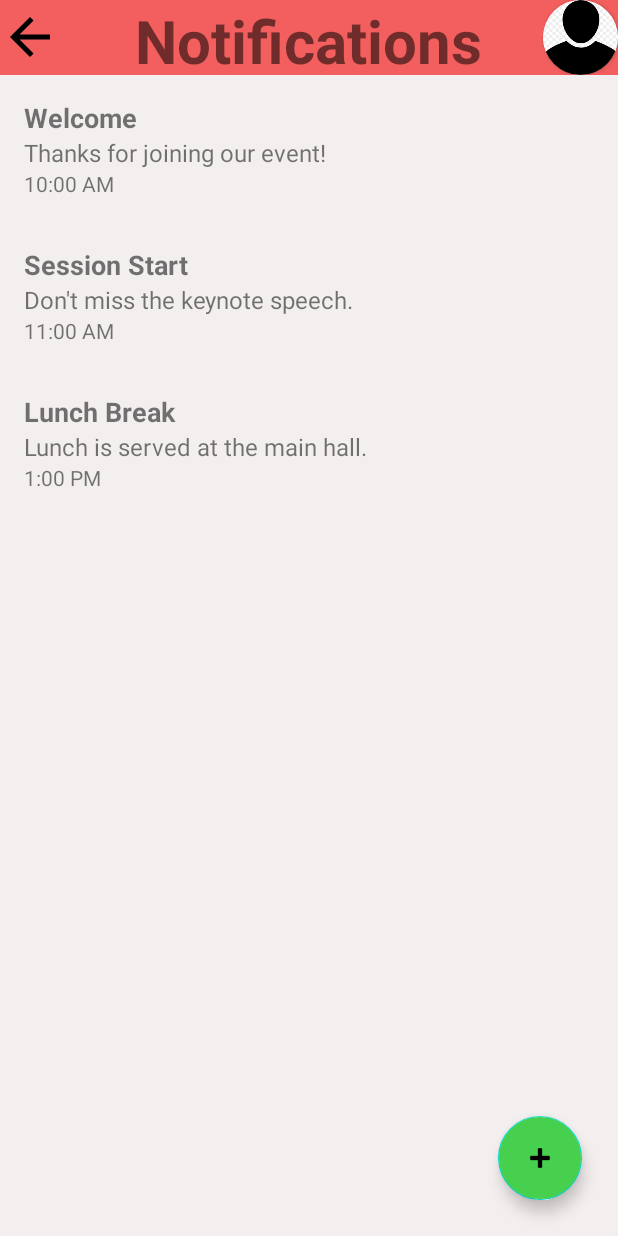
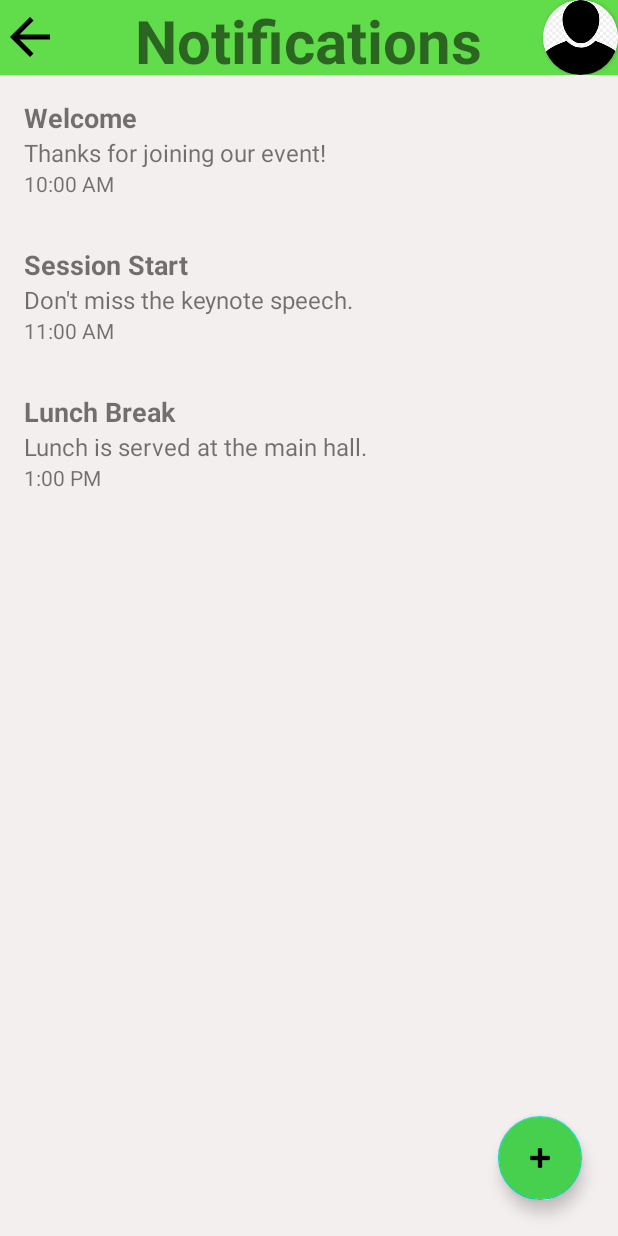
Before and after one commit to CMPUT301W24T33/SyntaxTerror, an Android app: the fragment NotificationsOrganizer placed in its activity, on a phone screen of 412 x 824 dp. Run offline under Robolectric (Android 15) with nearby library versions, the phone set to English and light mode, and no system bars; our stand-ins replace Firebase (no records; nobody signed in at launch, a user with empty details on screens opened directly).

Commit message:
color update

```diff
--- a/CMPUT301W24T33/app/src/main/java/com/example/cmput301w24t33/organizerFragments/EventAttendees.java
+++ b/CMPUT301W24T33/app/src/main/java/com/example/cmput301w24t33/organizerFragments/EventAttendees.java
@@ -6,9 +6,11 @@ import android.view.View;
 import android.view.ViewGroup;
 import android.widget.ImageButton;
 import android.widget.ImageView;
+import android.widget.RelativeLayout;
 import android.widget.TextView;
 
 import androidx.annotation.NonNull;
+import androidx.core.content.ContextCompat;
 import androidx.fragment.app.Fragment;
 import androidx.recyclerview.widget.LinearLayoutManager;
 import androidx.recyclerview.widget.RecyclerView;
@@ -57,6 +59,10 @@ public class EventAttendees extends Fragment {
     private void setupActionBar(@NonNull View view) {
         TextView actionBarText = view.findViewById(R.id.general_actionbar_textview);
         actionBarText.setText("Attendees");
+
+        RelativeLayout generalActionBar = view.findViewById(R.id.general_actionbar);
+        int color = ContextCompat.getColor(getContext(),R.color.organizer_actionbar);
+        generalActionBar.setBackgroundColor(color);
     }
 
     private void setupClickListeners(@NonNull View view) {
--- a/CMPUT301W24T33/app/src/main/java/com/example/cmput301w24t33/organizerFragments/NotificationsOrganizer.java
+++ b/CMPUT301W24T33/app/src/main/java/com/example/cmput301w24t33/organizerFragments/NotificationsOrganizer.java
@@ -3,6 +3,7 @@ package com.example.cmput301w24t33.organizerFragments;
 import android.os.Bundle;
 
 import androidx.annotation.NonNull;
+import androidx.core.content.ContextCompat;
 import androidx.fragment.app.Fragment;
 import androidx.recyclerview.widget.LinearLayoutManager;
 import androidx.recyclerview.widget.RecyclerView;
@@ -13,6 +14,7 @@ import android.app.AlertDialog;
 import android.widget.EditText;
 import android.widget.ImageButton;
 import android.widget.ImageView;
+import android.widget.RelativeLayout;
 import android.widget.TextView;
 import com.example.cmput301w24t33.R;
 import com.example.cmput301w24t33.notifications.Notification;
@@ -72,6 +74,10 @@ public class NotificationsOrganizer extends Fragment implements NotificationAdap
     private void setupActionBar(@NonNull View view) {
         TextView actionBarText = view.findViewById(R.id.general_actionbar_textview);
         actionBarText.setText("Notifications");
+
+        RelativeLayout generalActionBar = view.findViewById(R.id.general_actionbar);
+        int color = ContextCompat.getColor(getContext(),R.color.organizer_actionbar);
+        generalActionBar.setBackgroundColor(color);
     }
 
     private void setupClickListeners(@NonNull View view) {
--- a/CMPUT301W24T33/app/src/main/res/layout/organizer_choose_qr_fragment.xml
+++ b/CMPUT301W24T33/app/src/main/res/layout/organizer_choose_qr_fragment.xml
@@ -14,7 +14,7 @@
         android:id="@+id/choose_qr_actionbar"
         android:layout_width="match_parent"
         android:layout_height="50dp"
-        android:background="#F35F5F">
+        android:background="@color/organizer_actionbar">
         <TextView
             android:layout_width="wrap_content"
             android:layout_height="match_parent"
```
